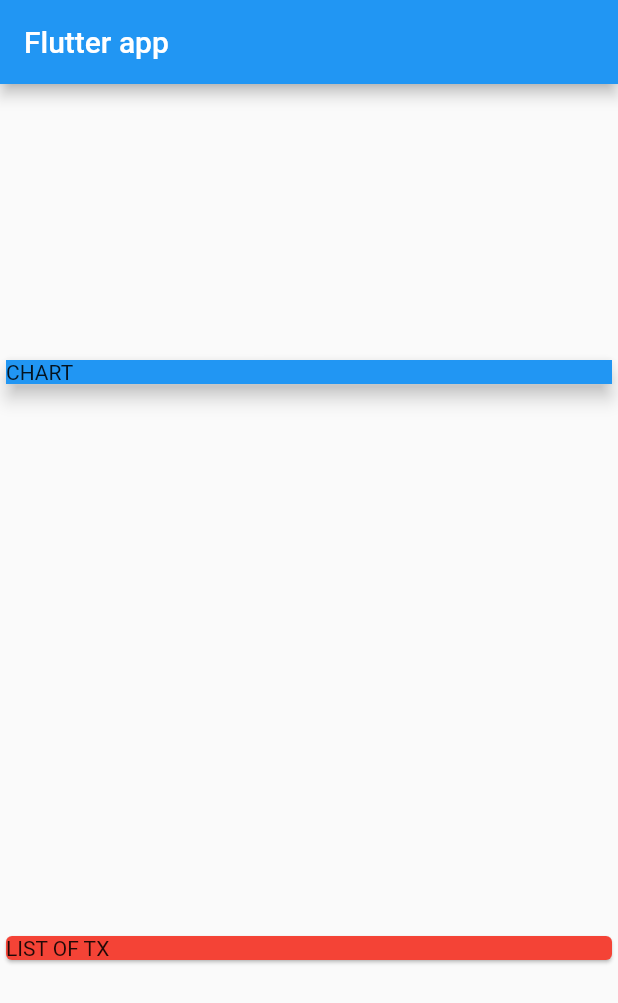
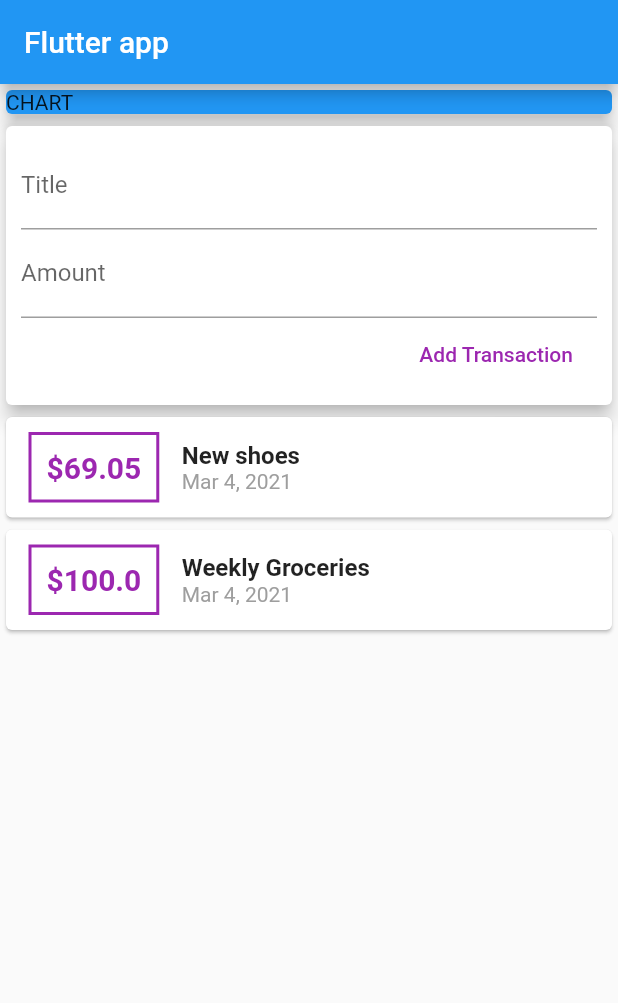
Before and after one commit to PatrickNiyogitare28/30-Days-of-flutter, a Flutter app: the screen it shows after launch, on a phone screen of 412 x 824 dp. Shown: the top 1003 px of the screen. Run offline on Flutter 3.47's test engine with Material 2 defaults, Android fonts, the phone set to English and light mode, and no system bars.

Commit message:
chore: developed a basic UI

```diff
--- a/expensises_tracker/lib/main.dart
+++ b/expensises_tracker/lib/main.dart
@@ -1,6 +1,8 @@
 import 'package:flutter/material.dart';
+import 'package:intl/intl.dart';
 
 import './transaction.dart';
+
 void main() {
   runApp(MyApp());
 }
@@ -20,19 +22,18 @@ class MyApp extends StatelessWidget {
 }
 
 class MyHomePage extends StatelessWidget {
-  final List<Transaction> transaction = [
+  final List<Transaction> transactions = [
     Transaction(
-      id: 't1',
-      title:'New shoes',
-      amount: 69.05,
-      date: DateTime.now()),
+        id: 't1', title: 'New shoes', amount: 69.05, date: DateTime.now()),
     Transaction(
-      id: 't2',
-      title:'Weekly Groceries',
-      amount: 100,
-      date: DateTime.now())
+        id: 't2', title: 'Weekly Groceries', amount: 100, date: DateTime.now())
+  ];
 
-  ];
+  // String titleInput;
+  // String amountInput;
+
+  final titleController = TextEditingController();
+  final amountController = TextEditingController();
 
   @override
   Widget build(BuildContext context) {
@@ -41,20 +42,81 @@ class MyHomePage extends StatelessWidget {
         title: Text('Flutter app'),
       ),
       body: Column(
-        mainAxisAlignment: MainAxisAlignment.spaceAround,
+        // mainAxisAlignment: MainAxisAlignment.start,
         crossAxisAlignment: CrossAxisAlignment.stretch,
         children: <Widget>[
+          Container(
+              width: double.infinity,
+              child: Card(
+                color: Colors.blue,
+                child: Text('CHART'),
+                elevation: 5,
+              )),
           Card(
+            elevation: 5,
             child: Container(
-              color: Colors.blue,
-              width: double.infinity,
-              child: Text('CHART')),
-              elevation: 5,
+              padding: EdgeInsets.all(10),
+              child: Column(
+                crossAxisAlignment: CrossAxisAlignment.end,
+                children: [
+                  TextField(
+                    decoration: InputDecoration(labelText: 'Title'),
+                    // onChanged: (val) {titleInput = val;},
+                  ),
+                  TextField(
+                    decoration: InputDecoration(labelText: 'Amount'),
+                    // onChanged: (val) {amountInput = val;},
+                  ),
+                  FlatButton(
+                    child: Text('Add Transaction'),
+                    onPressed: () {
+                      // print('title:  '+titleInput+' amount: '+amountInput);
+                    },
+                    textColor: Colors.purple,
+                  )
+                ],
+              ),
+            ),
           ),
-          Card(
-            color: Colors.red,
-            child: Text('LIST OF TX'),
-          )
+          Column(
+              children: transactions.map((tx) {
+            return Card(
+              child: Row(
+                children: <Widget>[
+                  Container(
+                    margin: EdgeInsets.symmetric(vertical: 10, horizontal: 15),
+                    decoration: BoxDecoration(
+                        border: Border.all(
+                      color: Colors.purple,
+                      width: 2,
+                    )),
+                    padding: EdgeInsets.all(10),
+                    child: Text(
+                      '\$${tx.amount}',
+                      style: TextStyle(
+                          fontWeight: FontWeight.bold,
+                          fontSize: 20,
+                          color: Colors.purple),
+                    ),
+                  ),
+                  Column(
+                    crossAxisAlignment: CrossAxisAlignment.start,
+                    children: <Widget>[
+                      Text(
+                        tx.title,
+                        style: TextStyle(
+                            fontSize: 16, fontWeight: FontWeight.bold),
+                      ),
+                      Text(
+                        DateFormat().add_yMMMd().format(tx.date),
+                        style: TextStyle(color: Colors.grey),
+                      )
+                    ],
+                  )
+                ],
+              ),
+            );
+          }).toList()),
         ],
       ),
     );
--- a/expensises_tracker/pubspec.yaml
+++ b/expensises_tracker/pubspec.yaml
@@ -23,6 +23,7 @@ environment:
 dependencies:
   flutter:
     sdk: flutter
+  intl: ^0.15.8
 
 
   # The following adds the Cupertino Icons font to your application.
```
